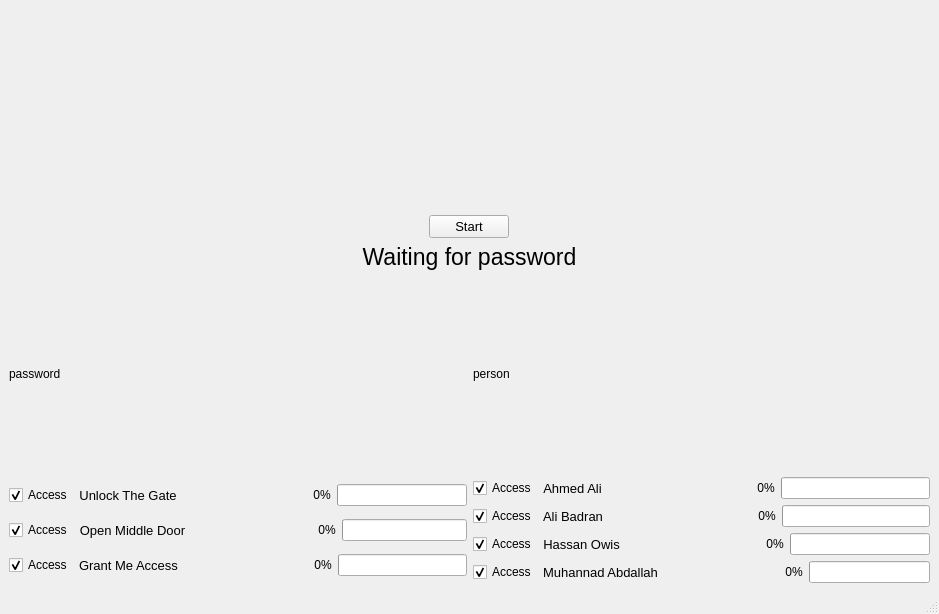
Old version of the form main.ui in the repository AliBadran716/Security_Voice_Code.
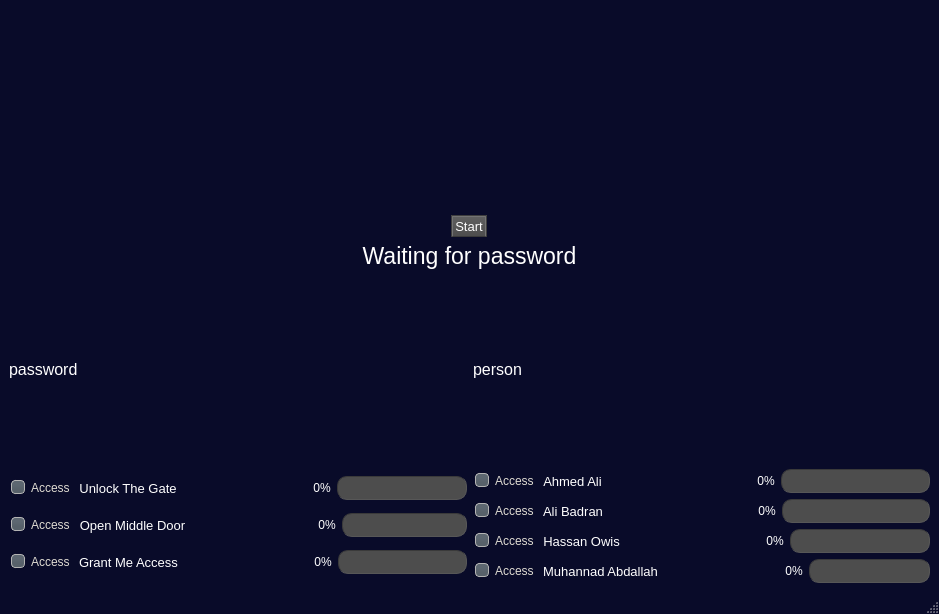
New version of the form.

Commit message: ui_style sheeet

The edit to the form file:
```diff
--- a/main.ui
+++ b/main.ui
@@ -13,6 +13,248 @@
   <property name="windowTitle">
    <string>MainWindow</string>
   </property>
+  <property name="styleSheet">
+   <string notr="true">QMainWindow {
+	background-color:rgb(9, 11, 41);
+}
+QTextEdit {
+	background-color:rgb(42, 42, 42);
+	color: rgb(0, 255, 0);
+}
+QPushButton{
+	border-style: outset;
+	border-width: 2px;
+	border-top-color: qlineargradient(spread:pad, x1:0.5, y1:0.6, x2:0.5, y2:0.4, stop:0 rgba(115, 115, 115, 255), stop:1 rgba(62, 62, 62, 255));
+	border-right-color: qlineargradient(spread:pad, x1:0.4, y1:0.5, x2:0.6, y2:0.5, stop:0 rgba(115, 115, 115, 255), stop:1 rgba(62, 62, 62, 255));
+	border-left-color: qlineargradient(spread:pad, x1:0.6, y1:0.5, x2:0.4, y2:0.5, stop:0 rgba(115, 115, 115, 255), stop:1 rgba(62, 62, 62, 255));
+	border-bottom-color: rgb(58, 58, 58);
+	border-bottom-width: 1px;
+	border-style: solid;
+	color: rgb(255, 255, 255);
+	padding: 2px;
+	background-color: qlineargradient(spread:pad, x1:0.5, y1:1, x2:0.5, y2:0, stop:0 rgba(77, 77, 77, 255), stop:1 rgba(97, 97, 97, 255));
+}
+QPushButton:hover{
+	border-style: outset;
+	border-width: 2px;
+	border-top-color: qlineargradient(spread:pad, x1:0.5, y1:0.6, x2:0.5, y2:0.4, stop:0 rgba(180, 180, 180, 255), stop:1 rgba(110, 110, 110, 255));
+	border-right-color: qlineargradient(spread:pad, x1:0.4, y1:0.5, x2:0.6, y2:0.5, stop:0 rgba(180, 180, 180, 255), stop:1 rgba(110, 110, 110, 255));
+	border-left-color: qlineargradient(spread:pad, x1:0.6, y1:0.5, x2:0.4, y2:0.5, stop:0 rgba(180, 180, 180, 255), stop:1 rgba(110, 110, 110, 255));
+	border-bottom-color: rgb(115, 115, 115);
+	border-bottom-width: 1px;
+	border-style: solid;
+	color: rgb(255, 255, 255);
+	padding: 2px;
+	background-color: qlineargradient(spread:pad, x1:0.5, y1:1, x2:0.5, y2:0, stop:0 rgba(107, 107, 107, 255), stop:1 rgba(157, 157, 157, 255));
+}
+QPushButton:pressed{
+	border-style: outset;
+	border-width: 2px;
+	border-top-color: qlineargradient(spread:pad, x1:0.5, y1:0.6, x2:0.5, y2:0.4, stop:0 rgba(62, 62, 62, 255), stop:1 rgba(22, 22, 22, 255));
+	border-right-color: qlineargradient(spread:pad, x1:0.4, y1:0.5, x2:0.6, y2:0.5, stop:0 rgba(115, 115, 115, 255), stop:1 rgba(62, 62, 62, 255));
+	border-left-color: qlineargradient(spread:pad, x1:0.6, y1:0.5, x2:0.4, y2:0.5, stop:0 rgba(115, 115, 115, 255), stop:1 rgba(62, 62, 62, 255));
+	border-bottom-color: rgb(58, 58, 58);
+	border-bottom-width: 1px;
+	border-style: solid;
+	color: rgb(255, 255, 255);
+	padding: 2px;
+	background-color: qlineargradient(spread:pad, x1:0.5, y1:1, x2:0.5, y2:0, stop:0 rgba(77, 77, 77, 255), stop:1 rgba(97, 97, 97, 255));
+}
+QPushButton:disabled{
+	border-style: outset;
+	border-width: 2px;
+	border-top-color: qlineargradient(spread:pad, x1:0.5, y1:0.6, x2:0.5, y2:0.4, stop:0 rgba(115, 115, 115, 255), stop:1 rgba(62, 62, 62, 255));
+	border-right-color: qlineargradient(spread:pad, x1:0.4, y1:0.5, x2:0.6, y2:0.5, stop:0 rgba(115, 115, 115, 255), stop:1 rgba(62, 62, 62, 255));
+	border-left-color: qlineargradient(spread:pad, x1:0.6, y1:0.5, x2:0.4, y2:0.5, stop:0 rgba(115, 115, 115, 255), stop:1 rgba(62, 62, 62, 255));
+	border-bottom-color: rgb(58, 58, 58);
+	border-bottom-width: 1px;
+	border-style: solid;
+	color: rgb(0, 0, 0);
+	padding: 2px;
+	background-color: qlineargradient(spread:pad, x1:0.5, y1:1, x2:0.5, y2:0, stop:0 rgba(57, 57, 57, 255), stop:1 rgba(77, 77, 77, 255));
+}
+QLineEdit {
+	border-width: 1px; border-radius: 4px;
+	border-color: rgb(58, 58, 58);
+	border-style: inset;
+	padding: 0 8px;
+	color: rgb(255, 255, 255);
+	background:rgb(100, 100, 100);
+	selection-background-color: rgb(187, 187, 187);
+	selection-color: rgb(60, 63, 65);
+}
+QLabel {
+	color:rgb(255,255,255);	
+}
+QProgressBar {
+	text-align: center;
+	color: rgb(240, 240, 240);
+	border-width: 1px; 
+	border-radius: 10px;
+	border-color: rgb(58, 58, 58);
+	border-style: inset;
+	background-color:rgb(77,77,77);
+}
+QProgressBar::chunk {
+	background-color: qlineargradient(spread:pad, x1:0.5, y1:0.7, x2:0.5, y2:0.3, stop:0 rgba(87, 97, 106, 255), stop:1 rgba(93, 103, 113, 255));
+	border-radius: 5px;
+}
+QMenuBar {
+	background:rgb(82, 82, 82);
+}
+QMenuBar::item {
+	color:rgb(223,219,210);
+	spacing: 3px;
+	padding: 1px 4px;
+	background: transparent;
+}
+
+QMenuBar::item:selected {
+	background:rgb(115, 115, 115);
+}
+QMenu::item:selected {
+	color:rgb(255,255,255);
+	border-width:2px;
+	border-style:solid;
+	padding-left:18px;
+	padding-right:8px;
+	padding-top:2px;
+	padding-bottom:3px;
+	background:qlineargradient(spread:pad, x1:0.5, y1:0.7, x2:0.5, y2:0.3, stop:0 rgba(87, 97, 106, 255), stop:1 rgba(93, 103, 113, 255));
+	border-top-color: qlineargradient(spread:pad, x1:0.5, y1:0.6, x2:0.5, y2:0.4, stop:0 rgba(115, 115, 115, 255), stop:1 rgba(62, 62, 62, 255));
+	border-right-color: qlineargradient(spread:pad, x1:0.4, y1:0.5, x2:0.6, y2:0.5, stop:0 rgba(115, 115, 115, 255), stop:1 rgba(62, 62, 62, 255));
+	border-left-color: qlineargradient(spread:pad, x1:0.6, y1:0.5, x2:0.4, y2:0.5, stop:0 rgba(115, 115, 115, 255), stop:1 rgba(62, 62, 62, 255));
+	border-bottom-color: rgb(58, 58, 58);
+	border-bottom-width: 1px;
+}
+QMenu::item {
+	color:rgb(223,219,210);
+	background-color:rgb(78,78,78);
+	padding-left:20px;
+	padding-top:4px;
+	padding-bottom:4px;
+	padding-right:10px;
+}
+QMenu{
+	background-color:rgb(78,78,78);
+}
+QTabWidget {
+	color:rgb(0,0,0);
+	background-color:rgb(247,246,246);
+}
+QTabWidget::pane {
+		border-color: rgb(77,77,77);
+		background-color:rgb(101,101,101);
+		border-style: solid;
+		border-width: 1px;
+    	border-radius: 6px;
+}
+QTabBar::tab {
+	padding:2px;
+	color:rgb(250,250,250);
+  	background-color: qlineargradient(spread:pad, x1:0.5, y1:1, x2:0.5, y2:0, stop:0 rgba(77, 77, 77, 255), stop:1 rgba(97, 97, 97, 255));
+	border-style: solid;
+	border-width: 2px;
+  	border-top-right-radius:4px;
+   border-top-left-radius:4px;
+	border-top-color: qlineargradient(spread:pad, x1:0.5, y1:0.6, x2:0.5, y2:0.4, stop:0 rgba(115, 115, 115, 255), stop:1 rgba(95, 92, 93, 255));
+	border-right-color: qlineargradient(spread:pad, x1:0.4, y1:0.5, x2:0.6, y2:0.5, stop:0 rgba(115, 115, 115, 255), stop:1 rgba(95, 92, 93, 255));
+	border-left-color: qlineargradient(spread:pad, x1:0.6, y1:0.5, x2:0.4, y2:0.5, stop:0 rgba(115, 115, 115, 255), stop:1 rgba(95, 92, 93, 255));
+	border-bottom-color: rgb(101,101,101);
+}
+QTabBar::tab:selected, QTabBar::tab:last:selected, QTabBar::tab:hover {
+  	background-color:rgb(101,101,101);
+  	margin-left: 0px;
+  	margin-right: 1px;
+}
+QTabBar::tab:!selected {
+    	margin-top: 1px;
+		margin-right: 1px;
+}
+QCheckBox {
+	color:rgb(223,219,210);
+	padding: 2px;
+}
+QCheckBox:hover {
+	border-radius:4px;
+	border-style:solid;
+	padding-left: 1px;
+	padding-right: 1px;
+	padding-bottom: 1px;
+	padding-top: 1px;
+	border-width:1px;
+	border-color: rgb(87, 97, 106);
+	background-color:qlineargradient(spread:pad, x1:0.5, y1:0.7, x2:0.5, y2:0.3, stop:0 rgba(87, 97, 106, 150), stop:1 rgba(93, 103, 113, 150));
+}
+QCheckBox::indicator:checked {
+	border-radius:4px;
+	border-style:solid;
+	border-width:1px;
+	border-color: rgb(180,180,180);
+  	background-color:qlineargradient(spread:pad, x1:0.5, y1:0.7, x2:0.5, y2:0.3, stop:0 rgba(87, 97, 106, 255), stop:1 rgba(93, 103, 113, 255));
+}
+QCheckBox::indicator:unchecked {
+	border-radius:4px;
+	border-style:solid;
+	border-width:1px;
+	border-color: rgb(87, 97, 106);
+  	background-color:rgb(255,255,255);
+}
+QStatusBar {
+	color:rgb(240,240,240);
+}
+QSlider::groove:vertical {
+    background: red;
+    position: absolute; /* absolutely position 4px from the left and right of the widget. setting margins on the widget should work too... */
+    left: 4px; right: 4px;
+}
+
+QSlider::handle:vertical {
+    height: 10px;
+    background:rgb(0, 114, 105) ;
+    margin: 0 -4px; /* expand outside the groove */
+}
+
+QSlider::add-page:vertical {
+    background:rgb(0, 114, 105) ;
+}
+
+QSlider::sub-page:vertical {
+    background: rgb(194, 194, 194);
+}
+
+QComboBox {
+    border: 1px solid gray;
+    border-radius: 3px;
+    padding: 1px 18px 1px 3px;
+    min-width: 6em;
+color:white;
+}
+
+QComboBox:editable {
+    background: white;
+}
+QComboBox:!editable, QComboBox::drop-down:editable {
+     background: qlineargradient(x1: 0, y1: 0, x2: 0, y2: 1,
+                                 stop: 0 rgb(138, 138, 138), stop: 0.4 rgb(138, 138, 138),
+                                 stop: 0.5 rgb(138, 138, 138), stop: 1.0 rgb(138, 138, 138));
+}
+
+
+QComboBox:on { /* shift the text when the popup opens */
+    padding-top: 3px;
+    padding-left: 4px;
+}
+
+
+
+
+
+
+
+
+</string>
+  </property>
   <widget class="QWidget" name="centralwidget">
    <layout class="QGridLayout" name="gridLayout">
     <item row="0" column="0">
@@ -72,6 +314,13 @@
        <layout class="QHBoxLayout" name="horizontalLayout_10">
         <item>
          <widget class="QLabel" name="label">
+          <property name="styleSheet">
+           <string notr="true">QLabel {
+    color: white;
+    font-size: 16px;
+}
+</string>
+          </property>
           <property name="text">
            <string>password</string>
           </property>
@@ -79,6 +328,13 @@
         </item>
         <item>
          <widget class="QLabel" name="label_2">
+          <property name="styleSheet">
+           <string notr="true">QLabel {
+    color: white;
+    font-size: 16px;
+}
+</string>
+          </property>
           <property name="text">
            <string>person</string>
           </property>
```
Left out of the diff: 2 changed lines with no effect on the pictures. The commit also changes 2 other files.
